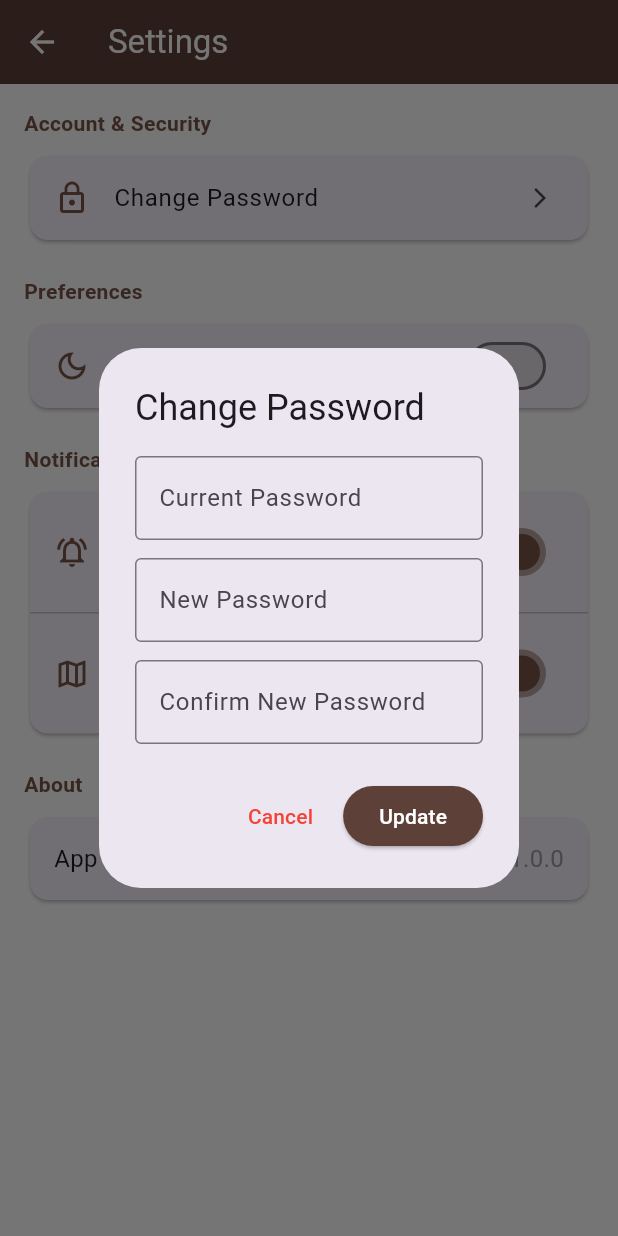
After one commit to cceline0424-lgtm/petcare_asgm, a Flutter app: the SettingsPage screen opened directly, after a tap on "Change Password", on a phone screen of 412 x 824 dp. The commit adds this screen. Run offline on Flutter 3.47's test engine with Material 3 defaults, Android fonts, the phone set to English and light mode, and no system bars; our stand-ins replace image_picker, shared_preferences; accounts and stored records are empty.

Commit message:
userprofile and main

```diff
--- /dev/null
+++ b/lib/UserProfile/setting.dart
@@ -0,0 +1,233 @@
+import 'package:flutter/material.dart';
+import 'package:shared_preferences/shared_preferences.dart';
+
+class SettingsPage extends StatefulWidget {
+  const SettingsPage({super.key});
+
+  @override
+  State<SettingsPage> createState() => _SettingsPageState();
+}
+
+class _SettingsPageState extends State<SettingsPage> {
+  // Notification toggle states
+  bool _appointmentReminders = true;
+  bool _strayMapAlerts = true;
+  bool _darkMode = false;
+
+  @override
+  void initState() {
+    super.initState();
+    _loadSettings();
+  }
+
+  // Load saved settings from SharedPreferences
+  Future<void> _loadSettings() async {
+    final prefs = await SharedPreferences.getInstance();
+    setState(() {
+      _appointmentReminders = prefs.getBool('reminder') ?? true;
+      _strayMapAlerts = prefs.getBool('stray_alert') ?? true;
+      _darkMode = prefs.getBool('dark_mode') ?? false;
+    });
+  }
+
+  // Save toggle changes instantly
+  Future<void> _saveSetting(String key, bool value) async {
+    final prefs = await SharedPreferences.getInstance();
+    prefs.setBool(key, value);
+  }
+
+  // ==========================================
+  // CHANGE PASSWORD DIALOG POPUP
+  // ==========================================
+  void _showChangePasswordDialog() {
+    final currentPasswordController = TextEditingController();
+    final newPasswordController = TextEditingController();
+    final confirmPasswordController = TextEditingController();
+
+    showDialog(
+      context: context,
+      builder: (context) {
+        return AlertDialog(
+          title: const Text('Change Password'),
+          content: SingleChildScrollView(
+            child: Column(
+              mainAxisSize: MainAxisSize.min,
+              children: [
+                TextField(
+                  controller: currentPasswordController,
+                  obscureText: true,
+                  decoration: const InputDecoration(
+                    labelText: 'Current Password',
+                    border: OutlineInputBorder(),
+                  ),
+                ),
+                const SizedBox(height: 12),
+                TextField(
+                  controller: newPasswordController,
+                  obscureText: true,
+                  decoration: const InputDecoration(
+                    labelText: 'New Password',
+                    border: OutlineInputBorder(),
+                  ),
+                ),
+                const SizedBox(height: 12),
+                TextField(
+                  controller: confirmPasswordController,
+                  obscureText: true,
+                  decoration: const InputDecoration(
+                    labelText: 'Confirm New Password',
+                    border: OutlineInputBorder(),
+                  ),
+                ),
+              ],
+            ),
+          ),
+          actions: [
+            TextButton(
+              onPressed: () => Navigator.pop(context),
+              child: const Text('Cancel', style: TextStyle(color: Colors.red)),
+            ),
+            ElevatedButton(
+              style: ElevatedButton.styleFrom(backgroundColor: Colors.brown[700]),
+              onPressed: () async {
+                if (newPasswordController.text != confirmPasswordController.text) {
+                  ScaffoldMessenger.of(context).showSnackBar(
+                    const SnackBar(content: Text('New passwords do not match!')),
+                  );
+                  return;
+                }
+
+                // Save the new password locally
+                final prefs = await SharedPreferences.getInstance();
+                prefs.setString('password', newPasswordController.text);
+
+                Navigator.pop(context);
+                ScaffoldMessenger.of(context).showSnackBar(
+                  const SnackBar(content: Text('Password changed successfully!')),
+                );
+              },
+              child: const Text('Update', style: TextStyle(color: Colors.white)),
+            ),
+          ],
+        );
+      },
+    );
+  }
+
+  @override
+  Widget build(BuildContext context) {
+    return Scaffold(
+      appBar: AppBar(
+        title: const Text('Settings', style: TextStyle(color: Colors.white)),
+        backgroundColor: Colors.brown[700],
+        iconTheme: const IconThemeData(color: Colors.white),
+      ),
+      body: ListView(
+        padding: const EdgeInsets.all(16.0),
+        children: [
+          const Text(
+            'Account & Security',
+            style: TextStyle(fontSize: 14, fontWeight: FontWeight.bold, color: Colors.brown),
+          ),
+          const SizedBox(height: 8),
+          Card(
+            elevation: 1,
+            child: ListTile(
+              leading: const Icon(Icons.lock_outline, color: Colors.brown),
+              title: const Text('Change Password'),
+              trailing: const Icon(Icons.arrow_forward_ios, size: 16),
+              onTap: _showChangePasswordDialog,
+            ),
+          ),
+
+          const SizedBox(height: 20),
+          const Text(
+            'Preferences',
+            style: TextStyle(fontSize: 14, fontWeight: FontWeight.bold, color: Colors.brown),
+          ),
+          const SizedBox(height: 8),
+          Card(
+            elevation: 1,
+            child: Column(
+              children: [
+                SwitchListTile(
+                  secondary: const Icon(Icons.dark_mode_outlined, color: Colors.brown),
+                  title: const Text('Dark Mode (Mock)'),
+                  value: _darkMode,
+                  activeColor: Colors.brown,
+                  onChanged: (bool value) {
+                    setState(() {
+                      _darkMode = value;
+                    });
+                    _saveSetting('dark_mode', value);
+                  },
+                ),
+              ],
+            ),
+          ),
+
+          const SizedBox(height: 20),
+          const Text(
+            'Notifications',
+            style: TextStyle(fontSize: 14, fontWeight: FontWeight.bold, color: Colors.brown),
+          ),
+          const SizedBox(height: 8),
+          Card(
+            elevation: 1,
+            child: Column(
+              children: [
+                SwitchListTile(
+                  secondary: const Icon(Icons.notifications_active_outlined, color: Colors.brown),
+                  title: const Text('Appointment Reminders'),
+                  subtitle: const Text('Get notified before scheduled vet visits'),
+                  value: _appointmentReminders,
+                  activeColor: Colors.brown,
+                  onChanged: (bool value) {
+                    setState(() {
+                      _appointmentReminders = value;
+                    });
+                    _saveSetting('reminder', value);
+                  },
+                ),
+                const Divider(height: 1),
+                SwitchListTile(
+                  secondary: const Icon(Icons.map_outlined, color: Colors.brown),
+                  title: const Text('Stray Map Alerts'),
+                  subtitle: const Text('Alerts when strays are pinned near you'),
+                  value: _strayMapAlerts,
+                  activeColor: Colors.brown,
+                  onChanged: (bool value) {
+                    setState(() {
+                      _strayMapAlerts = value;
+                    });
+                    _saveSetting('stray_alert', value);
+                  },
+                ),
+              ],
+            ),
+          ),
+
+          const SizedBox(height: 20),
+          const Text(
+            'About',
+            style: TextStyle(fontSize: 14, fontWeight: FontWeight.bold, color: Colors.brown),
+          ),
+          const SizedBox(height: 8),
+          const Card(
+            elevation: 1,
+            child: Padding(
+              padding: EdgeInsets.all(16.0),
+              child: Row(
+                mainAxisAlignment: MainAxisAlignment.spaceBetween,
+                children: [
+                  Text('App Version', style: TextStyle(fontSize: 16)),
+                  Text('v1.0.0', style: TextStyle(fontSize: 16, color: Colors.grey)),
+                ],
+              ),
+            ),
+          ),
+        ],
+      ),
+    );
+  }
+}
--- a/pubspec.yaml
+++ b/pubspec.yaml
@@ -9,6 +9,10 @@ environment:
 dependencies:
   flutter:
     sdk: flutter
+  cupertino_icons: ^1.0.2
+  image_picker: ^1.0.4          # For picking the image
+  shared_preferences: ^2.2.2    # For saving text data
+  path_provider: ^2.1.2         # For saving the image file
 
 dev_dependencies:
   flutter_test:
```
Also changed, not shown: lib/UserProfile/user_profile_page.dart (added, +303 -0 lines), lib/main.dart (+30 -27 lines), pubspec.lock, 5 other files.
